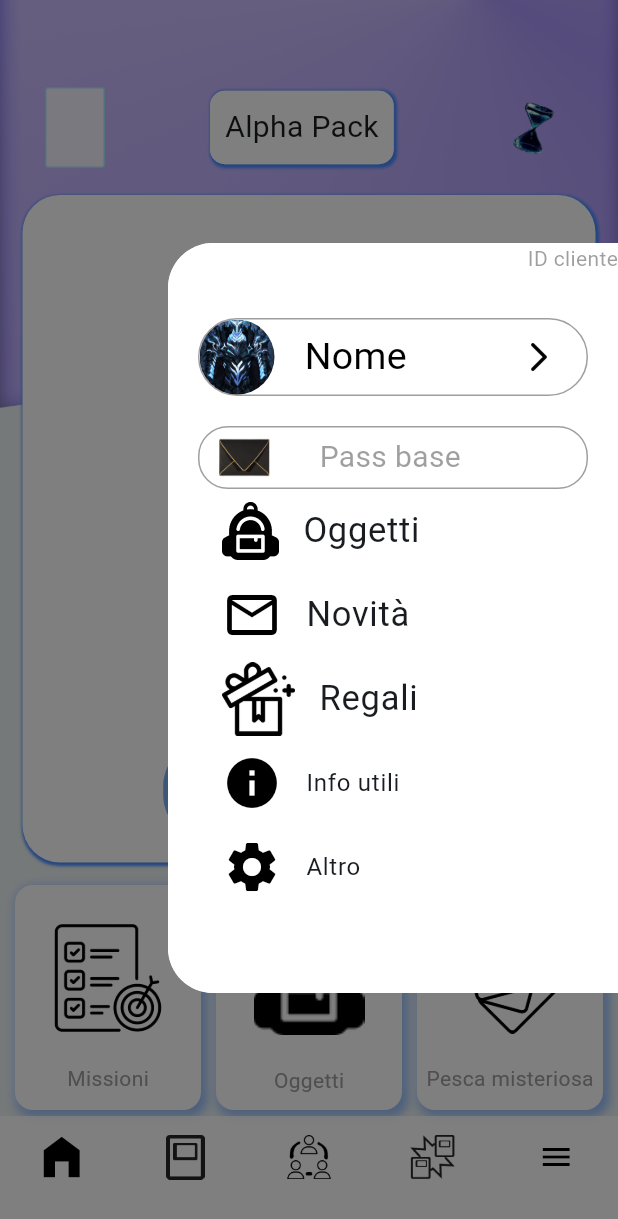
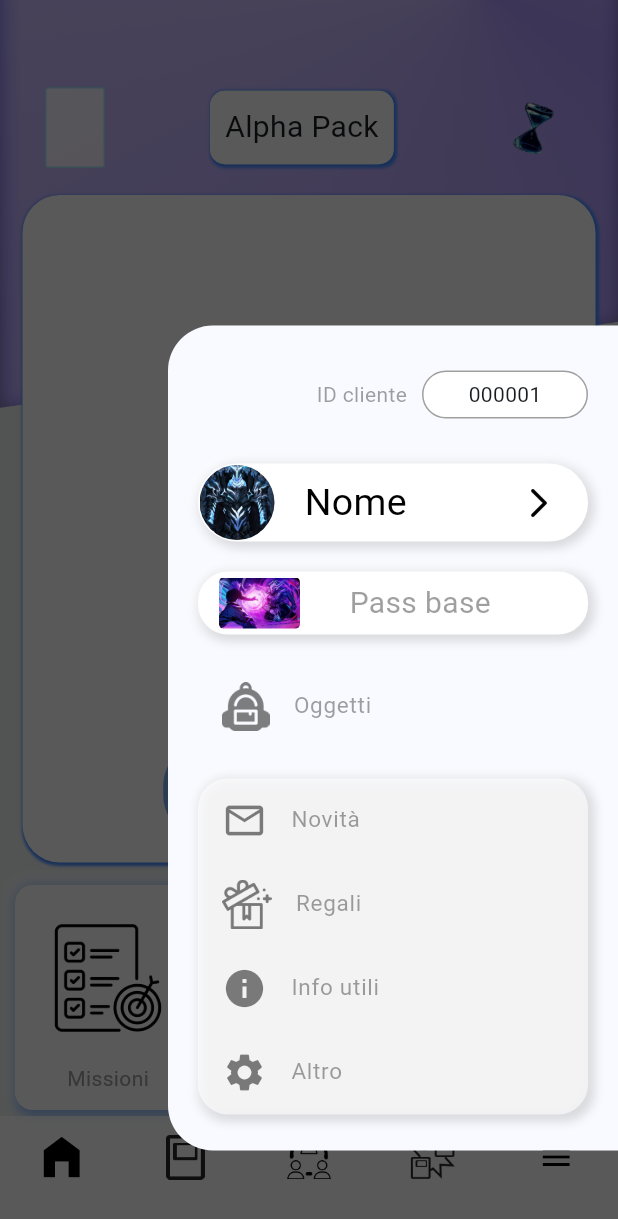
Before and after one commit to LastMasterOfLife/PoketAnimeUltimate, a Flutter app: the CustomerscaffoldScreen screen opened directly, item 5 of the bottom bar chosen, on a phone screen of 412 x 824 dp. Shown: the top 1219 px of the screen. Run offline on Flutter 3.47's test engine with Material 3 defaults, Android fonts, the phone set to English and light mode, and no system bars; drawn by our look-alikes of carousel_slider, dotted_border; our stand-ins replace just_audio, shared_preferences; missing offline and left inert: flutter_3d_objects, flutter_tilt; accounts and stored records are empty; network calls fail.

Commit message:
ottimizzazione UI del menù laterale a comparsa

```diff
--- a/lib/Componets/menu_component.dart
+++ b/lib/Componets/menu_component.dart
@@ -3,7 +3,7 @@ import 'package:poketanime/Colors.dart';
 
 class MenuComponent extends StatefulWidget {
   final bool visible;
-  final VoidCallback onClose; // Callback per chiudere il menu
+  final VoidCallback onClose;
   const MenuComponent({super.key, required this.visible, required this.onClose});
 
   @override
@@ -14,54 +14,84 @@ class _MenuComponentState extends State<MenuComponent> {
   @override
   Widget build(BuildContext context) {
     if (!widget.visible) {
-      return const SizedBox.shrink(); // Non mostra nulla se non visibile
+      return const SizedBox.shrink();
     }
     return Stack(
       children: [
         GestureDetector(
-          onTap: widget.onClose, // Chiama la callback per chiudere il menu
+          onTap: widget.onClose,
           child: Container(
-            color: Colors.black.withOpacity(0.5),
+            color: Colors.black.withOpacity(0.65),
             width: MediaQuery.of(context).size.width,
             height: MediaQuery.of(context).size.height,
           ),
         ),
-        Align(
-          alignment: Alignment.centerRight,
+        Positioned(
+          right: 0,
+          bottom: 57,
           child: Material(
-            borderRadius: BorderRadius.only(
+            borderRadius: const BorderRadius.only(
                 topLeft: Radius.circular(30),
                 bottomLeft: Radius.circular(30)
             ),
             child: Container(
-              decoration: const BoxDecoration(
-                color: bianco,
+              decoration:  BoxDecoration(
+                color: secondary.withOpacity(0.1),
                 borderRadius: BorderRadius.only(
                   topLeft: Radius.circular(30),
                   bottomLeft: Radius.circular(30)
                 )
               ),
-              height: 500,
+              height: 550,
               width: 300,
               child: ListView(
                 padding: EdgeInsets.zero,
                 children: [
-                  Row(
+                  Padding(
+                    padding: const EdgeInsets.only(top: 30,right: 20),
+                    child: Row(
                       mainAxisAlignment: MainAxisAlignment.end,
                       children: [
                         Text("ID cliente",style: TextStyle(
                           color: grigio
                         ),),
-                      Container()
+                        SizedBox(width: 10,),
+                        Container(
+                          decoration: BoxDecoration(
+                            color: bianco,
+                            borderRadius: BorderRadius.all(Radius.circular(20)),
+                            border: Border.all(color: grigio)
+                          ),
+                          child: Padding(
+                            padding: const EdgeInsets.symmetric(horizontal: 30,vertical: 5),
+                            child: Text("000001"),
+                          ),
+                        )
                       ],
+                    ),
                   ),
                   SizedBox(height: 30,),
                   Padding(
                     padding: const EdgeInsets.symmetric(horizontal: 20),
                     child: Container(
                       decoration: BoxDecoration(
+                        color: bianco.withOpacity(1),
                         borderRadius: BorderRadius.all(Radius.circular(30)),
-                        border: Border.all(color: grigio,width: 1)
+                        border: Border.all(color: bianco,width: 1),
+                          boxShadow: [
+                            BoxShadow(
+                                color: grigio.withOpacity(0.2), //Colors.grey.shade500,
+                                blurRadius: 5,
+                                spreadRadius: 2,
+                                offset: Offset(2, 2)
+                            ),
+                            BoxShadow(
+                                color: Colors.white.withOpacity(0.3),
+                                blurRadius: 5,
+                                spreadRadius: 2,
+                                offset: Offset(-2, -3)
+                            ),
+                          ]
                       ),
                       child: Row(
                         mainAxisAlignment: MainAxisAlignment.start,
@@ -90,18 +120,39 @@ class _MenuComponentState extends State<MenuComponent> {
                     padding: const EdgeInsets.symmetric(horizontal: 20),
                     child: Container(
                       decoration: BoxDecoration(
+                        color: bianco,
                           borderRadius: const BorderRadius.all(Radius.circular(20)),
-                          border: Border.all(color: grigio,width: 1)
+                          border: Border.all(color: bianco,width: 1),
+                          boxShadow: [
+                            BoxShadow(
+                                color: grigio.withOpacity(0.2), //Colors.grey.shade500,
+                                blurRadius: 5,
+                                spreadRadius: 2,
+                                offset: Offset(2, 2)
+                            ),
+                            BoxShadow(
+                                color: Colors.white.withOpacity(0.3),
+                                blurRadius: 5,
+                                spreadRadius: 2,
+                                offset: Offset(-2, -3)
+                            ),
+                          ]
                       ),
                       child: Row(
                         children: [
                           SizedBox(width: 10,),
                           Container(
+                            decoration: const BoxDecoration(
+                              borderRadius: BorderRadius.all(Radius.circular(3)),
+
+                            ),
                             height: 40,
-                              width: 40,
+                              width: 60,
                               child: Padding(
                                 padding: const EdgeInsets.all(3.0),
-                                child: Image.asset('assets/icons/novita.png',scale: 1.5,fit: BoxFit.cover,),
+                                child: ClipRRect(
+                                  borderRadius: const BorderRadius.all(Radius.circular(3)),
+                                    child: Image.asset('assets/icons/pass.png',scale: 1.5,fit: BoxFit.cover,)),
                               )),
                           SizedBox(width: 30,),
                           Text("Pass base",style: TextStyle(color: grigio,fontSize: 20),),
@@ -109,52 +160,69 @@ class _MenuComponentState extends State<MenuComponent> {
                       ),
                     ),
                   ),
+                  SizedBox(height: 20,),
                   Padding(
                     padding: const EdgeInsets.symmetric(horizontal: 20),
                     child: ListTile(
-                      leading: Image.asset('assets/icons/oggetti_icon.png',scale: 1.5,),
-                      title: const Text('Oggetti',style: TextStyle(fontSize: 23),),
+                      leading: Image.asset('assets/icons/oggetti_icon.png',scale: 1.8,color: nero.withOpacity(0.5),),
+                      title: const Text('Oggetti',style: TextStyle(fontSize: 15,color: grigio),),
                       onTap: () {
                         // Logica per impostazioni
                         //widget.onClose(); // Chiudi il menu
                       },
                     ),
                   ),
+                  SizedBox(height: 20,),
                   Padding(
                     padding: const EdgeInsets.symmetric(horizontal: 20),
                     child: Container(
                       decoration: BoxDecoration(
-                          color: bianco.withOpacity(0.6)
+                        borderRadius: BorderRadius.all(Radius.circular(20)),
+                          color: bianco.withOpacity(0.6),
+                          boxShadow: [
+                            BoxShadow(
+                                color: grigio.withOpacity(0.2), //Colors.grey.shade500,
+                                blurRadius: 5,
+                                spreadRadius: 2,
+                                offset: Offset(2, 2)
+                            ),
+                            BoxShadow(
+                                color: Colors.white.withOpacity(0.3),
+                                blurRadius: 5,
+                                spreadRadius: 2,
+                                offset: Offset(-2, -3)
+                            ),
+                          ]
                       ),
                       child: Column(
                         children: [
                           ListTile(
-                            leading: const Icon(Icons.email_outlined,size: 40,color: nero,),
-                            title: const Text('Novità',style: TextStyle(fontSize: 23)),
+                            leading: Icon(Icons.email_outlined,size: 30,color: nero.withOpacity(0.5),),
+                            title: const Text('Novità', style: TextStyle(fontSize: 15, color: grigio)),
                             onTap: () {
                               // Logica per impostazioni
-                              widget.onClose(); // Chiudi il menu
+                              //widget.onClose(); // Chiudi il menu
                             },
                           ),
                           ListTile(
-                            leading: Image.asset('assets/icons/present.png',scale: 10.5,),
-                            title: const Text('Regali',style: TextStyle(fontSize: 23),),
+                            leading: Image.asset('assets/icons/present.png',scale: 15.5,color: nero.withOpacity(0.5),),
+                            title: const Text('Regali',style: TextStyle(fontSize: 15, color: grigio),),
                             onTap: () {
                               // Logica per informazioni
                               widget.onClose(); // Chiudi il menu
                             },
                           ),
                           ListTile(
-                            leading: const Icon(Icons.info,size: 40,color: nero,),
-                            title: const Text('Info utili'),
+                            leading: Icon(Icons.info,size: 30,color: nero.withOpacity(0.5),),
+                            title: const Text('Info utili',style: TextStyle(fontSize: 15, color: grigio)),
                             onTap: () {
                               // Logica per informazioni
                               //widget.onClose(); // Chiudi il menu
                             },
                           ),
                           ListTile(
-                            leading: const Icon(Icons.settings,size: 40,color: nero,),
-                            title: const Text('Altro'),
+                            leading: Icon(Icons.settings,size: 30,color: nero.withOpacity(0.5),),
+                            title: const Text('Altro',style: TextStyle(fontSize: 15, color: grigio)),
                             onTap: () {
                               // Logica per impostazioni
                               //widget.onClose(); // Chiudi il menu
--- a/lib/CustomerScaffold/CustomerScaffold_screen.dart
+++ b/lib/CustomerScaffold/CustomerScaffold_screen.dart
@@ -133,17 +133,11 @@ class _CustomerscaffoldScreenState extends State<CustomerscaffoldScreen> {
         if (_isMenuOverlayVisible)
           Stack(
             children: [
-              Positioned(
-                top: 0,
-                right: 0,
-                left: 0,
-                bottom: 0,
-                child: MenuComponent(visible: _isMenuOverlayVisible, onClose: () {
-                  setState(() {
-                    _isMenuOverlayVisible = false;
-                  });
-                },),
-              ),
+              MenuComponent(visible: _isMenuOverlayVisible, onClose: () {
+                setState(() {
+                  _isMenuOverlayVisible = false;
+                });
+              },),
             ],
           )
       ],
```
Also changed, not shown: assets/icons/pass.png (added). Lines whose indentation alone changed are shown as unchanged.
